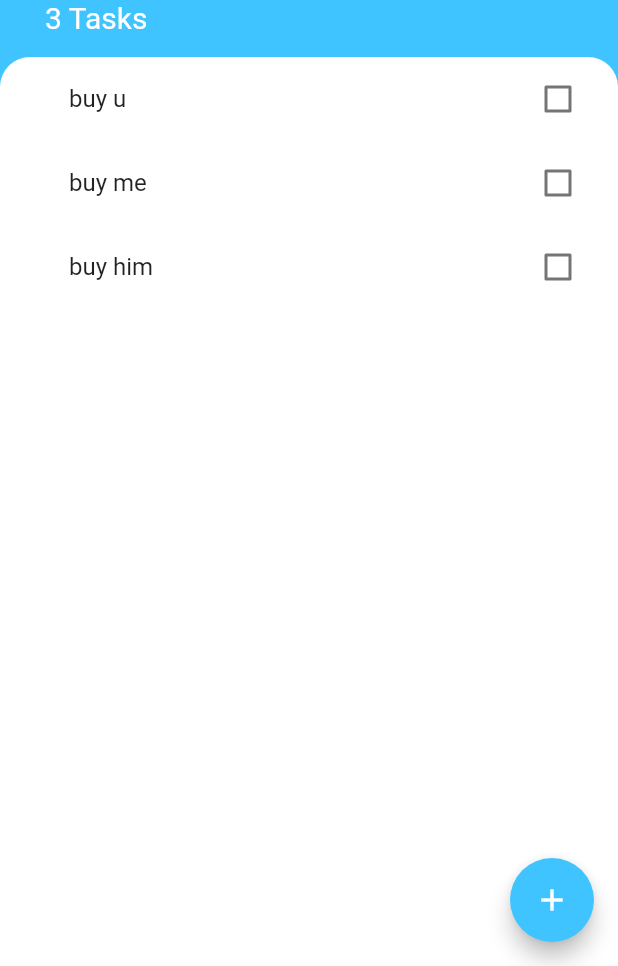
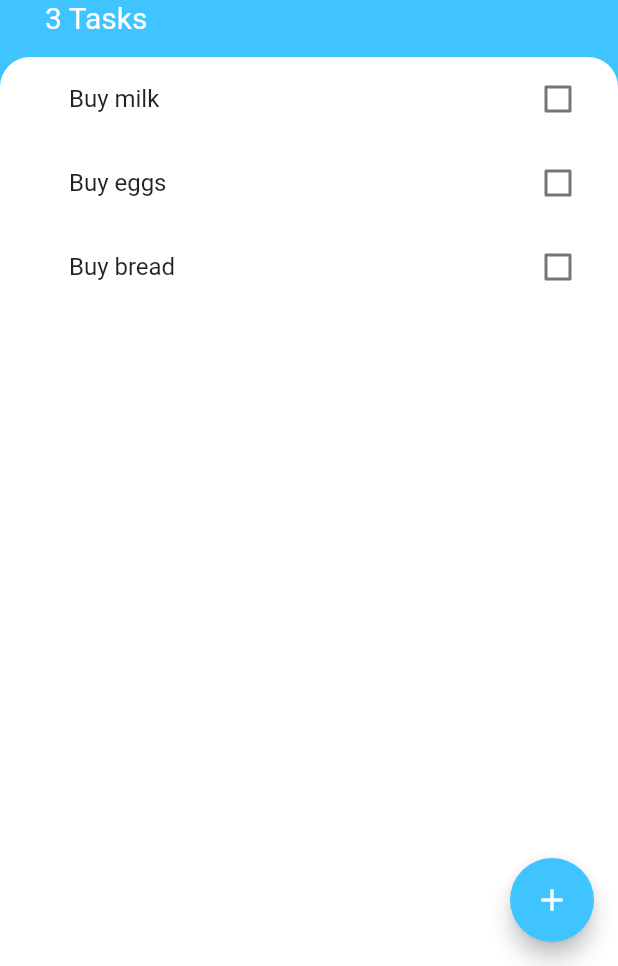
Before and after one commit to ZiadAlMoqamar/todoey_flutter, a Flutter app: the screen it shows after launch, on a phone screen of 412 x 824 dp, the part 270-1236 px from its top. Run offline on Flutter 3.47's test engine with Material 2 defaults, Android fonts, the phone set to English and light mode, and no system bars.

```diff
--- a/lib/main.dart
+++ b/lib/main.dart
@@ -1,6 +1,7 @@
 import 'package:flutter/material.dart';
+import 'package:todoey_flutter/models/task_data.dart';
 import 'screens/tasks_screen.dart';
-
+import 'package:provider/provider.dart';
 void main() {
   runApp(MyApp());
 }
@@ -8,9 +9,12 @@ void main() {
 class MyApp extends StatelessWidget {
   @override
   Widget build(BuildContext context) {
-    return MaterialApp(
-      debugShowCheckedModeBanner: false,
-      home: TasksScreen(),
+    return ChangeNotifierProvider(
+      create: (context) => TaskData(),
+          child: MaterialApp(
+        debugShowCheckedModeBanner: false,
+        home: TasksScreen(),
+      ),
     );
   }
 }
--- /dev/null
+++ b/lib/models/task_data.dart
@@ -0,0 +1,36 @@
+import 'package:flutter/cupertino.dart';
+import 'package:provider/provider.dart';
+import 'package:todoey_flutter/models/Task.dart';
+import 'dart:collection';
+
+class TaskData extends ChangeNotifier {
+  List<Task> _tasks = [
+    Task(name: 'Buy milk'),
+    Task(name: 'Buy eggs'),
+    Task(name: 'Buy bread'),
+  ];
+
+  UnmodifiableListView<Task> get tasks {
+    return UnmodifiableListView(_tasks);
+  }
+
+  int get taskCount {
+    return _tasks.length;
+  }
+
+  void addTask(String newTaskTitle) {
+    final task = Task(name: newTaskTitle);
+    _tasks.add(task);
+    notifyListeners();
+  }
+
+  void updateTask(Task task) {
+    task.toggleDone();
+    notifyListeners();
+  }
+
+  void deleteTask(Task task) {
+    _tasks.remove(task);
+    notifyListeners();
+  }
+}
--- a/lib/screens/tasks_screen.dart
+++ b/lib/screens/tasks_screen.dart
@@ -1,21 +1,11 @@
 import 'package:flutter/material.dart';
 import 'package:todoey_flutter/widgets/task_list.dart';
 import 'add_task_screen.dart';
-import 'package:todoey_flutter/models/Task.dart';
+import 'package:provider/provider.dart';
+import 'package:todoey_flutter/models/task_data.dart';
 
-class TasksScreen extends StatefulWidget {
-  @override
-  _TasksScreenState createState() => _TasksScreenState();
-}
-
-class _TasksScreenState extends State<TasksScreen> {
-  List<Task> tasks = [
-    Task(name: 'buy u'),
-    Task(name: 'buy me'),
-    Task(name: 'buy him')
-  ];
-
-  @override
+class TasksScreen extends StatelessWidget {
+   @override
   Widget build(BuildContext context) {
     return Scaffold(
       backgroundColor: Colors.lightBlueAccent,
@@ -26,11 +16,7 @@ class _TasksScreenState extends State<TasksScreen> {
             context: context,
             builder: (context) => SingleChildScrollView(
               child: Container(
-                child: AddTaskScreen((newTaskTitle) {
-                  setState(() {
-                    tasks.add(Task(name: newTaskTitle));
-                  });
-                }),
+                child: AddTaskScreen(),
                 padding: EdgeInsets.only(
                     bottom: MediaQuery.of(context).viewInsets.bottom),
               ),
@@ -67,7 +53,7 @@ class _TasksScreenState extends State<TasksScreen> {
                     ),
                   ),
                   Text(
-                    '${tasks.length} Tasks',
+                    '${Provider.of<TaskData>(context).taskCount} Tasks',
                     style: TextStyle(color: Colors.white, fontSize: 20),
                   )
                 ],
@@ -88,7 +74,7 @@ class _TasksScreenState extends State<TasksScreen> {
                     topRight: Radius.circular(20),
                   ),
                 ),
-                child: TaskList(tasks),
+                child: TaskList(),
               ),
             )
           ],
--- a/lib/widgets/task_list.dart
+++ b/lib/widgets/task_list.dart
@@ -1,34 +1,32 @@
 import 'package:flutter/material.dart';
 import 'package:todoey_flutter/widgets/task_tile.dart';
-import 'package:todoey_flutter/models/Task.dart';
+import 'package:provider/provider.dart';
+import 'package:todoey_flutter/models/task_data.dart';
 
-class TaskList extends StatefulWidget {
-  final List<Task> tasks;
-
-  TaskList(this.tasks);
-
-  @override
-  _TaskListState createState() => _TaskListState();
-}
-
-class _TaskListState extends State<TaskList> {
-
-
+class TaskList extends StatelessWidget {
   @override
   Widget build(BuildContext context) {
-    return ListView.builder(
-      itemBuilder: (context, index) {
-        return TaskTile(
-          taskTitle: widget.tasks[index].name,
-          isChecked: widget.tasks[index].isDone,
-          checkboxCallback: (checkboxState) {
-            setState(() {
-              widget.tasks[index].toggleDone();
-            });
+    return Consumer<TaskData>(
+      builder: (context, taskData, child) {
+        return ListView.builder(
+          itemBuilder: (context, index) {
+
+            final task = taskData.tasks[index];
+
+            return TaskTile(
+              taskTitle: task.name,
+              isChecked: task.isDone,
+              checkboxCallback: (checkboxState) {
+                taskData.updateTask(task);
+              },
+              longPressCallback: (){
+                taskData.deleteTask(task);
+              },
+            );
           },
+          itemCount: taskData.taskCount,
         );
       },
-      itemCount: widget.tasks.length,
     );
   }
 }
--- a/lib/widgets/task_tile.dart
+++ b/lib/widgets/task_tile.dart
@@ -4,12 +4,14 @@ class TaskTile extends StatelessWidget {
   final bool isChecked;
   final String taskTitle;
   final Function checkboxCallback;
+  final Function longPressCallback;
 
-  TaskTile({this.isChecked, this.taskTitle, this.checkboxCallback});
+  TaskTile({this.isChecked, this.taskTitle, this.checkboxCallback, this.longPressCallback});
 
   @override
   Widget build(BuildContext context) {
     return ListTile(
+      onLongPress: longPressCallback,
       title: Text(
         taskTitle,
         style: TextStyle(
--- a/pubspec.yaml
+++ b/pubspec.yaml
@@ -28,6 +28,7 @@ dependencies:
   # The following adds the Cupertino Icons font to your application.
   # Use with the CupertinoIcons class for iOS style icons.
   cupertino_icons: ^1.0.0
+  provider: ^4.3.2+3
 
 dev_dependencies:
   flutter_test:
```
Also changed, not shown: lib/screens/add_task_screen.dart (+8 -7 lines), pubspec.lock.
